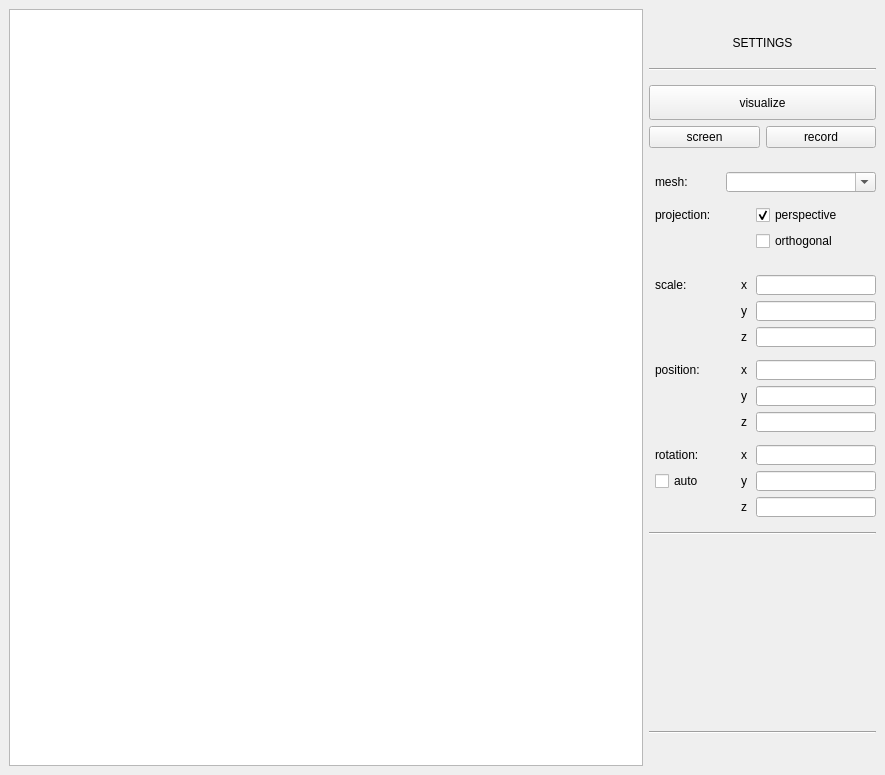
This is src/qt/mainwindow.ui in Dolaxom/C_3DEngine as Qt 5 draws it before an edit. The edited form follows.
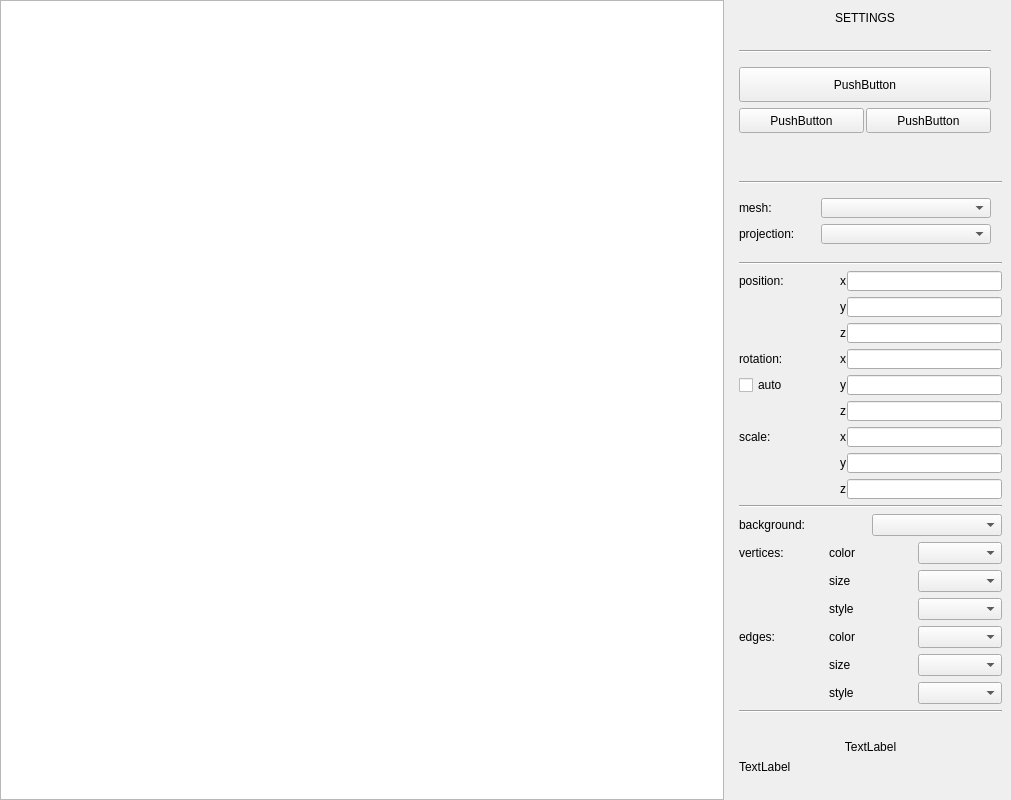
This is the edited form.

```diff
--- a/src/qt/mainwindow.ui
+++ b/src/qt/mainwindow.ui
@@ -6,126 +6,54 @@
    <rect>
     <x>0</x>
     <y>0</y>
-    <width>885</width>
-    <height>700</height>
+    <width>1011</width>
+    <height>800</height>
    </rect>
   </property>
-  <property name="minimumSize">
-   <size>
-    <width>0</width>
-    <height>0</height>
-   </size>
-  </property>
-  <property name="maximumSize">
-   <size>
-    <width>16777215</width>
-    <height>16777215</height>
-   </size>
-  </property>
   <property name="windowTitle">
    <string>C_3DEngine</string>
   </property>
   <widget class="QWidget" name="centralwidget">
-   <layout class="QGridLayout" name="gridLayout">
-    <item row="11" column="4" colspan="3">
-     <widget class="QComboBox" name="meshd">
-      <property name="minimumSize">
-       <size>
-        <width>0</width>
-        <height>20</height>
-       </size>
-      </property>
-      <property name="maximumSize">
-       <size>
-        <width>150</width>
-        <height>20</height>
-       </size>
-      </property>
-      <property name="editable">
-       <bool>true</bool>
-      </property>
-      <property name="currentText">
-       <string/>
-      </property>
-      <property name="placeholderText">
-       <string>materials/raw/monkey.obj</string>
-      </property>
-      <property name="frame">
-       <bool>true</bool>
-      </property>
-     </widget>
+   <layout class="QHBoxLayout" name="horizontalLayout">
+    <property name="leftMargin">
+     <number>0</number>
+    </property>
+    <property name="topMargin">
+     <number>0</number>
+    </property>
+    <property name="bottomMargin">
+     <number>0</number>
+    </property>
+    <item>
+     <layout class="QGridLayout" name="gridLayout_2"/>
     </item>
-    <item row="25" column="6">
-     <spacer name="verticalSpacer_4">
-      <property name="orientation">
-       <enum>Qt::Vertical</enum>
-      </property>
-      <property name="sizeType">
-       <enum>QSizePolicy::Fixed</enum>
-      </property>
-      <property name="sizeHint" stdset="0">
-       <size>
-        <width>20</width>
-        <height>1</height>
-       </size>
-      </property>
-     </spacer>
-    </item>
-    <item row="26" column="6">
-     <widget class="QLineEdit" name="rxedit">
-      <property name="maximumSize">
-       <size>
-        <width>120</width>
-        <height>20</height>
-       </size>
-      </property>
-     </widget>
-    </item>
-    <item row="22" column="3">
-     <widget class="QLabel" name="positionl">
-      <property name="text">
-       <string>position:</string>
-      </property>
-     </widget>
-    </item>
-    <item row="5" column="2" colspan="5">
-     <widget class="Line" name="line">
+    <item>
+     <widget class="QGraphicsView" name="camera">
       <property name="minimumSize">
        <size>
-        <width>0</width>
-        <height>20</height>
+        <width>724</width>
+        <height>0</height>
        </size>
       </property>
-      <property name="orientation">
-       <enum>Qt::Horizontal</enum>
-      </property>
      </widget>
     </item>
-    <item row="14" column="6">
-     <widget class="QCheckBox" name="orthc">
-      <property name="maximumSize">
-       <size>
-        <width>105</width>
-        <height>20</height>
-       </size>
+    <item>
+     <layout class="QVBoxLayout" name="verticalLayout">
+      <property name="leftMargin">
+       <number>9</number>
       </property>
-      <property name="text">
-       <string>orthogonal</string>
-      </property>
-     </widget>
-    </item>
-    <item row="4" column="2" colspan="5">
+      <item>
      <widget class="QLabel" name="settingsl">
       <property name="minimumSize">
        <size>
-        <width>50</width>
-        <height>20</height>
+          <width>252</width>
+          <height>35</height>
        </size>
       </property>
       <property name="maximumSize">
        <size>
-        <width>16777215</width>
-        <height>30</height>
+          <width>250</width>
+          <height>35</height>
        </size>
       </property>
       <property name="text">
@@ -134,423 +62,620 @@
       <property name="alignment">
        <set>Qt::AlignCenter</set>
       </property>
-      <property name="textInteractionFlags">
-       <set>Qt::NoTextInteraction</set>
-      </property>
-     </widget>
-    </item>
-    <item row="20" column="6">
-     <widget class="QLineEdit" name="szedit">
+       </widget>
+      </item>
+      <item>
+       <widget class="Line" name="line">
       <property name="maximumSize">
        <size>
-        <width>120</width>
+          <width>252</width>
         <height>20</height>
        </size>
       </property>
-     </widget>
-    </item>
-    <item row="26" column="5">
-     <widget class="QLabel" name="rxl">
-      <property name="text">
-       <string>x</string>
+        <property name="orientation">
+         <enum>Qt::Horizontal</enum>
       </property>
      </widget>
     </item>
-    <item row="24" column="6">
-     <widget class="QLineEdit" name="pzedit">
-      <property name="maximumSize">
-       <size>
-        <width>120</width>
-        <height>20</height>
-       </size>
-      </property>
-     </widget>
-    </item>
-    <item row="22" column="6">
-     <widget class="QLineEdit" name="pxedit">
-      <property name="maximumSize">
-       <size>
-        <width>120</width>
-        <height>20</height>
-       </size>
-      </property>
-     </widget>
-    </item>
-    <item row="18" column="3">
-     <widget class="QLabel" name="scalel">
+      <item>
+       <widget class="QPushButton" name="visualizeb">
       <property name="minimumSize">
        <size>
-        <width>65</width>
-        <height>20</height>
+          <width>252</width>
+          <height>35</height>
        </size>
       </property>
       <property name="maximumSize">
        <size>
-        <width>65</width>
-        <height>20</height>
+          <width>252</width>
+          <height>16777215</height>
        </size>
       </property>
       <property name="text">
-       <string>scale:</string>
+         <string>PushButton</string>
       </property>
      </widget>
     </item>
-    <item row="13" column="6">
-     <widget class="QCheckBox" name="persc">
-      <property name="maximumSize">
-       <size>
-        <width>105</width>
-        <height>20</height>
-       </size>
-      </property>
-      <property name="focusPolicy">
-       <enum>Qt::StrongFocus</enum>
-      </property>
-      <property name="styleSheet">
-       <string notr="true"/>
-      </property>
-      <property name="text">
-       <string>perspective</string>
-      </property>
-      <property name="checked">
-       <bool>true</bool>
-      </property>
-     </widget>
-    </item>
-    <item row="7" column="2" colspan="5">
-     <layout class="QHBoxLayout" name="horizontalLayout_4">
       <item>
-       <widget class="QPushButton" name="screenb">
-        <property name="text">
-         <string>screen</string>
+       <layout class="QFormLayout" name="lay_buttons">
+        <property name="horizontalSpacing">
+         <number>2</number>
         </property>
-       </widget>
-      </item>
-      <item>
+        <item row="0" column="1">
        <widget class="QPushButton" name="gifb">
+          <property name="minimumSize">
+           <size>
+            <width>125</width>
+            <height>25</height>
+           </size>
+          </property>
+          <property name="maximumSize">
+           <size>
+            <width>125</width>
+            <height>16777215</height>
+           </size>
+          </property>
         <property name="text">
-         <string>record</string>
+           <string>PushButton</string>
+          </property>
+         </widget>
+        </item>
+        <item row="0" column="0">
+         <widget class="QPushButton" name="screenb">
+          <property name="minimumSize">
+           <size>
+            <width>125</width>
+            <height>25</height>
+           </size>
+          </property>
+          <property name="maximumSize">
+           <size>
+            <width>125</width>
+            <height>16777215</height>
+           </size>
+          </property>
+          <property name="text">
+           <string>PushButton</string>
         </property>
        </widget>
       </item>
      </layout>
     </item>
-    <item row="30" column="3" colspan="4">
-     <widget class="QLabel" name="resultl">
-      <property name="minimumSize">
+      <item>
+       <widget class="Line" name="line_2">
+        <property name="maximumSize">
        <size>
-        <width>0</width>
-        <height>25</height>
-       </size>
-      </property>
-      <property name="text">
-       <string/>
-      </property>
-      <property name="alignment">
-       <set>Qt::AlignBottom|Qt::AlignHCenter</set>
-      </property>
-     </widget>
-    </item>
-    <item row="19" column="5">
-     <widget class="QLabel" name="syl">
+          <width>16777215</width>
+          <height>20</height>
+         </size>
+        </property>
+        <property name="orientation">
+         <enum>Qt::Horizontal</enum>
+        </property>
+       </widget>
+      </item>
+      <item>
+       <layout class="QFormLayout" name="lay_gen">
+        <property name="horizontalSpacing">
+         <number>2</number>
+        </property>
+        <item row="0" column="0">
+         <widget class="QLabel" name="meshl">
+          <property name="minimumSize">
+           <size>
+            <width>80</width>
+            <height>0</height>
+           </size>
+          </property>
+          <property name="maximumSize">
+           <size>
+            <width>100</width>
+            <height>16777215</height>
+           </size>
+          </property>
       <property name="text">
-       <string>y</string>
+           <string>mesh:</string>
       </property>
      </widget>
     </item>
-    <item row="18" column="5">
-     <widget class="QLabel" name="sxl">
+        <item row="0" column="1">
+         <widget class="QComboBox" name="meshd">
+          <property name="minimumSize">
+           <size>
+            <width>170</width>
+            <height>0</height>
+           </size>
+          </property>
       <property name="maximumSize">
        <size>
-        <width>10</width>
+            <width>150</width>
         <height>20</height>
        </size>
       </property>
-      <property name="text">
-       <string>x</string>
-      </property>
-     </widget>
-    </item>
-    <item row="13" column="3" colspan="3">
+         </widget>
+        </item>
+        <item row="1" column="0">
      <widget class="QLabel" name="projectionl">
+          <property name="maximumSize">
+           <size>
+            <width>100</width>
+            <height>16777215</height>
+           </size>
+          </property>
       <property name="text">
        <string>projection:</string>
       </property>
      </widget>
     </item>
-    <item row="12" column="3">
-     <spacer name="verticalSpacer_5">
-      <property name="orientation">
-       <enum>Qt::Vertical</enum>
-      </property>
-      <property name="sizeType">
-       <enum>QSizePolicy::Fixed</enum>
-      </property>
-      <property name="sizeHint" stdset="0">
-       <size>
-        <width>20</width>
-        <height>1</height>
-       </size>
-      </property>
-     </spacer>
-    </item>
-    <item row="23" column="6">
-     <widget class="QLineEdit" name="pyedit">
-      <property name="maximumSize">
-       <size>
-        <width>120</width>
-        <height>20</height>
-       </size>
-      </property>
-     </widget>
-    </item>
-    <item row="23" column="5">
-     <widget class="QLabel" name="pyl">
-      <property name="text">
-       <string>y</string>
-      </property>
-     </widget>
-    </item>
-    <item row="6" column="2" colspan="5">
-     <widget class="QPushButton" name="visualizeb">
+        <item row="1" column="1">
+         <widget class="QComboBox" name="projectiond">
       <property name="minimumSize">
        <size>
         <width>170</width>
-        <height>35</height>
-       </size>
-      </property>
-      <property name="text">
-       <string>visualize</string>
-      </property>
-     </widget>
-    </item>
-    <item row="18" column="6">
-     <widget class="QLineEdit" name="sxedit">
+            <height>0</height>
+           </size>
+          </property>
       <property name="maximumSize">
        <size>
-        <width>120</width>
+            <width>150</width>
         <height>20</height>
        </size>
       </property>
      </widget>
     </item>
-    <item row="31" column="3" colspan="4">
-     <widget class="QLabel" name="errl">
-      <property name="minimumSize">
-       <size>
-        <width>0</width>
-        <height>70</height>
-       </size>
-      </property>
-      <property name="maximumSize">
-       <size>
-        <width>16777215</width>
-        <height>100</height>
-       </size>
-      </property>
-      <property name="text">
-       <string/>
-      </property>
-      <property name="alignment">
-       <set>Qt::AlignLeading|Qt::AlignLeft|Qt::AlignTop</set>
-      </property>
-      <property name="margin">
-       <number>0</number>
-      </property>
-     </widget>
-    </item>
-    <item row="27" column="3">
-     <widget class="QCheckBox" name="autorotationc">
-      <property name="minimumSize">
-       <size>
-        <width>0</width>
-        <height>20</height>
-       </size>
-      </property>
-      <property name="maximumSize">
-       <size>
-        <width>60</width>
-        <height>20</height>
-       </size>
-      </property>
-      <property name="text">
-       <string>auto</string>
-      </property>
-     </widget>
-    </item>
-    <item row="22" column="5">
+       </layout>
+      </item>
+      <item>
+       <widget class="Line" name="line_3">
+        <property name="orientation">
+         <enum>Qt::Horizontal</enum>
+        </property>
+       </widget>
+      </item>
+      <item>
+       <layout class="QGridLayout" name="lay_pos">
+        <property name="horizontalSpacing">
+         <number>1</number>
+        </property>
+        <item row="0" column="1">
      <widget class="QLabel" name="pxl">
+          <property name="maximumSize">
+           <size>
+            <width>16777215</width>
+            <height>20</height>
+           </size>
+          </property>
       <property name="text">
        <string>x</string>
       </property>
      </widget>
     </item>
-    <item row="21" column="6">
-     <spacer name="verticalSpacer_3">
-      <property name="orientation">
-       <enum>Qt::Vertical</enum>
-      </property>
-      <property name="sizeType">
-       <enum>QSizePolicy::Fixed</enum>
-      </property>
-      <property name="sizeHint" stdset="0">
+        <item row="1" column="1">
+         <widget class="QLabel" name="pyl">
+          <property name="maximumSize">
+           <size>
+            <width>16777215</width>
+            <height>20</height>
+           </size>
+          </property>
+          <property name="text">
+           <string>y</string>
+          </property>
+         </widget>
+        </item>
+        <item row="0" column="0">
+         <widget class="QLabel" name="positionl">
+          <property name="minimumSize">
        <size>
-        <width>20</width>
-        <height>1</height>
-       </size>
-      </property>
-     </spacer>
-    </item>
-    <item row="27" column="5">
+            <width>100</width>
+            <height>0</height>
+           </size>
+          </property>
+          <property name="maximumSize">
+           <size>
+            <width>16777215</width>
+            <height>20</height>
+           </size>
+          </property>
+          <property name="text">
+           <string>position: </string>
+          </property>
+         </widget>
+        </item>
+        <item row="2" column="1">
+         <widget class="QLabel" name="pzl">
+          <property name="maximumSize">
+           <size>
+            <width>16777215</width>
+            <height>20</height>
+           </size>
+          </property>
+          <property name="text">
+           <string>z</string>
+          </property>
+         </widget>
+        </item>
+        <item row="1" column="2">
+         <widget class="QLineEdit" name="pyedit">
+          <property name="maximumSize">
+           <size>
+            <width>16777215</width>
+            <height>20</height>
+           </size>
+          </property>
+         </widget>
+        </item>
+        <item row="0" column="2">
+         <widget class="QLineEdit" name="pxedit">
+          <property name="maximumSize">
+           <size>
+            <width>16777215</width>
+            <height>20</height>
+           </size>
+          </property>
+         </widget>
+        </item>
+        <item row="2" column="2">
+         <widget class="QLineEdit" name="pzedit">
+          <property name="maximumSize">
+           <size>
+            <width>16777215</width>
+            <height>20</height>
+           </size>
+          </property>
+         </widget>
+        </item>
+       </layout>
+      </item>
+      <item>
+       <layout class="QGridLayout" name="lay_rotate">
+        <property name="horizontalSpacing">
+         <number>1</number>
+        </property>
+        <item row="1" column="1">
      <widget class="QLabel" name="ryl">
+          <property name="maximumSize">
+           <size>
+            <width>16777215</width>
+            <height>20</height>
+           </size>
+          </property>
       <property name="text">
        <string>y</string>
       </property>
      </widget>
     </item>
-    <item row="26" column="3">
+        <item row="0" column="0">
      <widget class="QLabel" name="rotationl">
-      <property name="maximumSize">
-       <size>
-        <width>65</width>
-        <height>20</height>
-       </size>
-      </property>
-      <property name="text">
-       <string>rotation:</string>
-      </property>
-     </widget>
-    </item>
-    <item row="43" column="2" colspan="5">
-     <widget class="Line" name="line_2">
       <property name="minimumSize">
        <size>
-        <width>0</width>
+            <width>100</width>
+            <height>0</height>
+           </size>
+          </property>
+          <property name="maximumSize">
+           <size>
+            <width>16777215</width>
         <height>20</height>
        </size>
       </property>
+          <property name="text">
+           <string>rotation: </string>
+          </property>
+         </widget>
+        </item>
+        <item row="0" column="1">
+         <widget class="QLabel" name="rxl">
       <property name="maximumSize">
        <size>
         <width>16777215</width>
         <height>20</height>
        </size>
       </property>
-      <property name="orientation">
-       <enum>Qt::Horizontal</enum>
+          <property name="text">
+           <string>x</string>
       </property>
      </widget>
     </item>
-    <item row="27" column="6">
+        <item row="0" column="2">
+         <widget class="QLineEdit" name="rxedit">
+          <property name="maximumSize">
+           <size>
+            <width>16777215</width>
+            <height>20</height>
+           </size>
+          </property>
+         </widget>
+        </item>
+        <item row="1" column="2">
      <widget class="QLineEdit" name="ryedit">
       <property name="maximumSize">
        <size>
-        <width>120</width>
+            <width>16777215</width>
         <height>20</height>
        </size>
       </property>
      </widget>
     </item>
-    <item row="20" column="5">
-     <widget class="QLabel" name="szl">
-      <property name="maximumSize">
-       <size>
-        <width>10</width>
-        <height>20</height>
-       </size>
-      </property>
-      <property name="text">
-       <string>z</string>
-      </property>
-     </widget>
-    </item>
-    <item row="46" column="6">
-     <spacer name="verticalSpacer_2">
-      <property name="orientation">
-       <enum>Qt::Vertical</enum>
-      </property>
-      <property name="sizeHint" stdset="0">
-       <size>
-        <width>20</width>
-        <height>40</height>
-       </size>
-      </property>
-     </spacer>
-    </item>
-    <item row="28" column="5">
+        <item row="2" column="1">
      <widget class="QLabel" name="rzl">
+          <property name="maximumSize">
+           <size>
+            <width>16777215</width>
+            <height>20</height>
+           </size>
+          </property>
       <property name="text">
        <string>z</string>
       </property>
      </widget>
     </item>
-    <item row="28" column="6">
+        <item row="2" column="2">
      <widget class="QLineEdit" name="rzedit">
       <property name="maximumSize">
        <size>
-        <width>120</width>
+            <width>16777215</width>
         <height>20</height>
        </size>
       </property>
      </widget>
     </item>
-    <item row="29" column="2" colspan="5">
-     <widget class="Line" name="line_3">
-      <property name="minimumSize">
+        <item row="1" column="0">
+         <widget class="QCheckBox" name="autorotationc">
+          <property name="maximumSize">
        <size>
-        <width>0</width>
+            <width>16777215</width>
         <height>20</height>
        </size>
       </property>
-      <property name="orientation">
-       <enum>Qt::Horizontal</enum>
+          <property name="text">
+           <string>auto</string>
       </property>
      </widget>
     </item>
-    <item row="24" column="5">
-     <widget class="QLabel" name="pzl">
+       </layout>
+      </item>
+      <item>
+       <layout class="QGridLayout" name="lay_scale">
+        <property name="horizontalSpacing">
+         <number>1</number>
+        </property>
+        <item row="2" column="1">
+         <widget class="QLabel" name="szl">
+          <property name="maximumSize">
+           <size>
+            <width>16777215</width>
+            <height>20</height>
+           </size>
+          </property>
       <property name="text">
        <string>z</string>
       </property>
      </widget>
     </item>
-    <item row="11" column="3">
-     <widget class="QLabel" name="meshl">
+        <item row="0" column="2">
+         <widget class="QLineEdit" name="sxedit">
+          <property name="maximumSize">
+           <size>
+            <width>16777215</width>
+            <height>20</height>
+           </size>
+          </property>
+         </widget>
+        </item>
+        <item row="0" column="0">
+         <widget class="QLabel" name="scalel">
       <property name="minimumSize">
        <size>
-        <width>50</width>
+            <width>100</width>
+            <height>0</height>
+           </size>
+          </property>
+          <property name="maximumSize">
+           <size>
+            <width>16777215</width>
         <height>20</height>
        </size>
       </property>
+          <property name="text">
+           <string>scale: </string>
+          </property>
+         </widget>
+        </item>
+        <item row="1" column="1">
+         <widget class="QLabel" name="syl">
       <property name="maximumSize">
        <size>
-        <width>50</width>
+            <width>16777215</width>
         <height>20</height>
        </size>
       </property>
       <property name="text">
-       <string>mesh:</string>
+           <string>y</string>
       </property>
      </widget>
     </item>
-    <item row="0" column="0" rowspan="48">
-     <widget class="QGraphicsView" name="camera">
-      <property name="minimumSize">
+        <item row="0" column="1">
+         <widget class="QLabel" name="sxl">
+          <property name="maximumSize">
        <size>
-        <width>300</width>
-        <height>300</height>
-       </size>
-      </property>
-     </widget>
-    </item>
-    <item row="19" column="6">
+            <width>16777215</width>
+            <height>20</height>
+           </size>
+          </property>
+          <property name="text">
+           <string>x</string>
+          </property>
+         </widget>
+        </item>
+        <item row="1" column="2">
      <widget class="QLineEdit" name="syedit">
       <property name="maximumSize">
        <size>
-        <width>120</width>
+            <width>16777215</width>
         <height>20</height>
        </size>
       </property>
      </widget>
+        </item>
+        <item row="2" column="2">
+         <widget class="QLineEdit" name="szedit">
+          <property name="maximumSize">
+           <size>
+            <width>16777215</width>
+            <height>20</height>
+           </size>
+          </property>
+         </widget>
+        </item>
+       </layout>
+      </item>
+      <item>
+       <widget class="Line" name="line_5">
+        <property name="orientation">
+         <enum>Qt::Horizontal</enum>
+        </property>
+       </widget>
+      </item>
+      <item>
+       <layout class="QGridLayout" name="lay_bg">
+        <property name="horizontalSpacing">
+         <number>2</number>
+        </property>
+        <item row="0" column="0">
+         <widget class="QLabel" name="bgl">
+          <property name="text">
+           <string>background:</string>
+          </property>
+         </widget>
+        </item>
+        <item row="0" column="1">
+         <widget class="QComboBox" name="bgcolord"/>
+        </item>
+       </layout>
+      </item>
+      <item>
+       <layout class="QGridLayout" name="gridLayout_3">
+        <item row="0" column="0">
+         <widget class="QLabel" name="label_2">
+          <property name="text">
+           <string>vertices:</string>
+          </property>
+         </widget>
+        </item>
+        <item row="1" column="1">
+         <widget class="QLabel" name="label_4">
+          <property name="text">
+           <string>size</string>
+          </property>
+         </widget>
+        </item>
+        <item row="1" column="2">
+         <widget class="QComboBox" name="comboBox_3"/>
+        </item>
+        <item row="0" column="1">
+         <widget class="QLabel" name="label_3">
+          <property name="text">
+           <string>color</string>
+          </property>
+         </widget>
+        </item>
+        <item row="2" column="1">
+         <widget class="QLabel" name="label_5">
+          <property name="text">
+           <string>style</string>
+          </property>
+         </widget>
+        </item>
+        <item row="0" column="2">
+         <widget class="QComboBox" name="comboBox_2"/>
+        </item>
+        <item row="2" column="2">
+         <widget class="QComboBox" name="comboBox_4"/>
+        </item>
+       </layout>
+      </item>
+      <item>
+       <layout class="QGridLayout" name="gridLayout_4">
+        <item row="0" column="2">
+         <widget class="QComboBox" name="comboBox_5"/>
+        </item>
+        <item row="1" column="1">
+         <widget class="QLabel" name="label_8">
+          <property name="text">
+           <string>size</string>
+          </property>
+         </widget>
+        </item>
+        <item row="0" column="1">
+         <widget class="QLabel" name="label_7">
+          <property name="text">
+           <string>color</string>
+          </property>
+         </widget>
+        </item>
+        <item row="0" column="0">
+         <widget class="QLabel" name="label_6">
+          <property name="text">
+           <string>edges:</string>
+          </property>
+         </widget>
+        </item>
+        <item row="2" column="1">
+         <widget class="QLabel" name="label_9">
+          <property name="text">
+           <string>style</string>
+          </property>
+         </widget>
+        </item>
+        <item row="1" column="2">
+         <widget class="QComboBox" name="comboBox_6"/>
+        </item>
+        <item row="2" column="2">
+         <widget class="QComboBox" name="comboBox_7"/>
+        </item>
+       </layout>
+      </item>
+      <item>
+       <widget class="Line" name="line_4">
+        <property name="orientation">
+         <enum>Qt::Horizontal</enum>
+        </property>
+       </widget>
+      </item>
+      <item>
+       <widget class="QLabel" name="resultl">
+        <property name="maximumSize">
+         <size>
+          <width>16777215</width>
+          <height>35</height>
+         </size>
+        </property>
+        <property name="text">
+         <string>TextLabel</string>
+        </property>
+        <property name="alignment">
+         <set>Qt::AlignBottom|Qt::AlignHCenter</set>
+        </property>
+       </widget>
+      </item>
+      <item>
+       <widget class="QLabel" name="errl">
+        <property name="maximumSize">
+         <size>
+          <width>16777215</width>
+          <height>40</height>
+         </size>
+        </property>
+        <property name="text">
+         <string>TextLabel</string>
+        </property>
+        <property name="alignment">
+         <set>Qt::AlignLeading|Qt::AlignLeft|Qt::AlignTop</set>
+        </property>
+       </widget>
+      </item>
+     </layout>
     </item>
    </layout>
   </widget>
```
Lines whose indentation alone changed are shown as unchanged.
